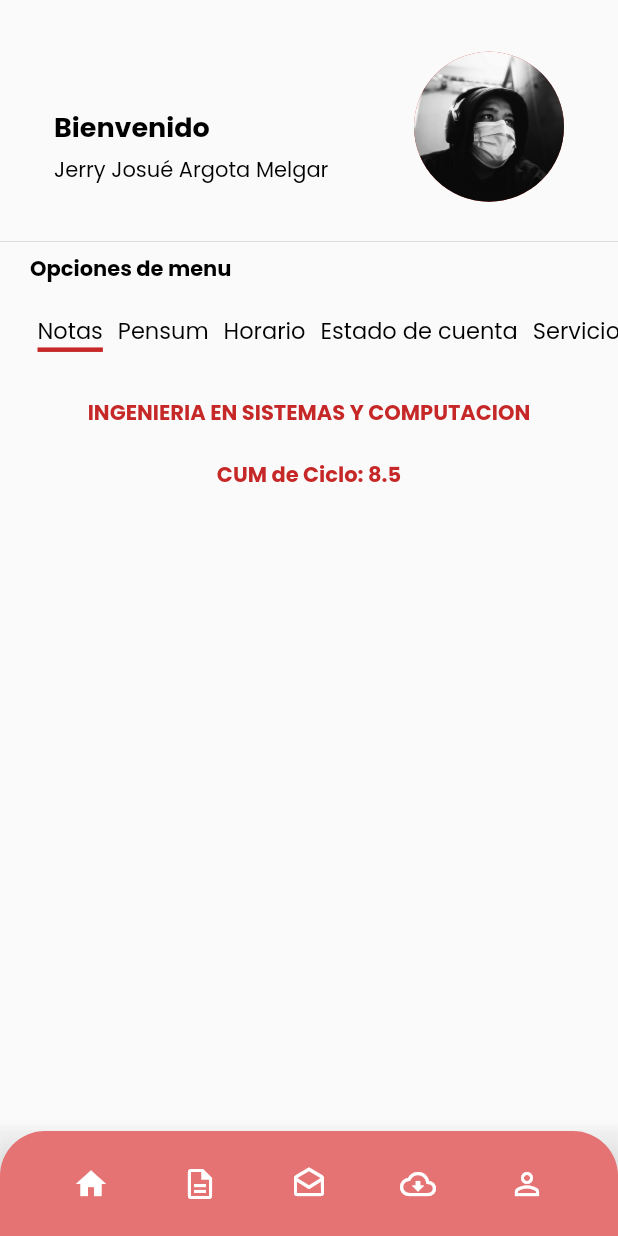
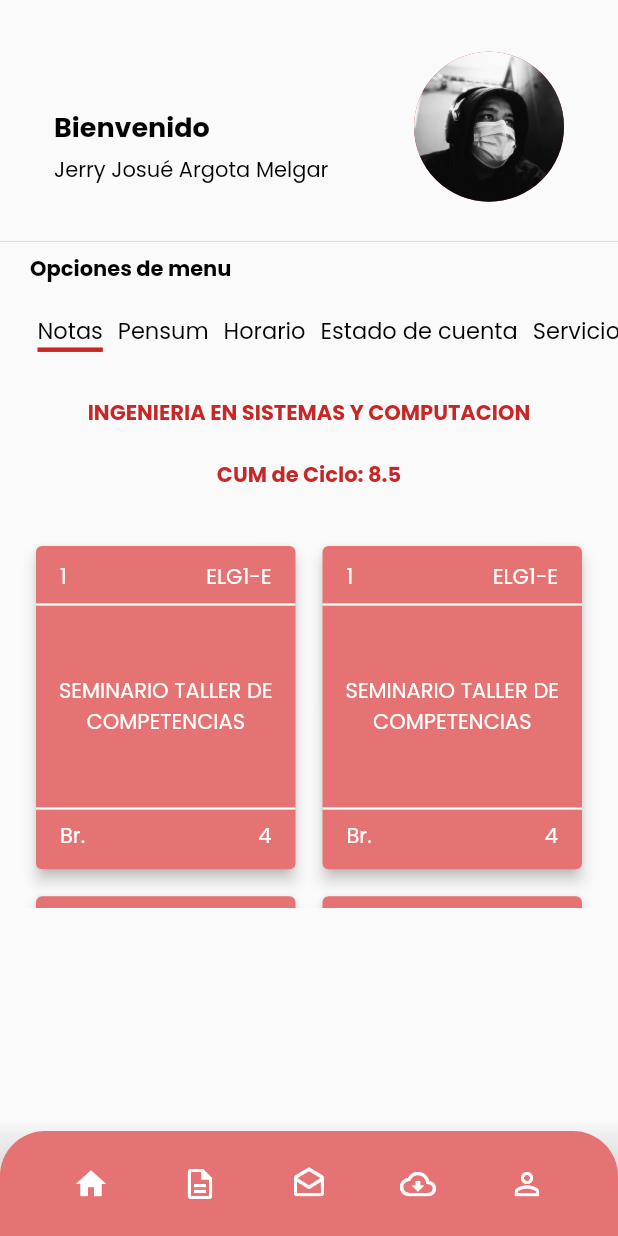
Before and after one commit to xpory/universidad, a Flutter app: the screen it shows after launch, on a phone screen of 412 x 824 dp. Run offline on Flutter 3.47's test engine with Material 2 defaults, Android fonts, the phone set to English and light mode, and no system bars; our stand-ins replace font_awesome_flutter, google_fonts, sizer.

Commit message:
Pagina inicial notas finalizada

```diff
--- /dev/null
+++ b/lib/componentes/cardsMaterias.dart
@@ -0,0 +1,51 @@
+import 'package:flutter/material.dart';
+
+class CardsMaterias extends StatelessWidget {
+
+  @override
+  Widget build(BuildContext context) {
+
+    return buildCard("1", "ELG1-E", "SEMINARIO TALLER DE COMPETENCIAS" ,"Br.", "4");
+  }
+
+
+}
+
+
+Card buildCard(numero, codigo, masteria, prerequisito, uv) {
+    return Card(
+      color: Colors.red.shade300,
+        elevation: 4.0,
+        child: Column(
+          children: [
+            Container(
+              padding: EdgeInsets.only(left: 16, right: 16, top: 10),
+              child: Row(
+                mainAxisAlignment: MainAxisAlignment.spaceBetween,
+                children: <Widget>[
+                  Text(numero, style: TextStyle(color: Colors.white),),
+                  Text(codigo, style: TextStyle(color: Colors.white),),
+                ],
+              ),
+            ),
+            Divider(color: Colors.white, indent: 0, thickness: 1.5,),
+            Container(
+              height: 120.0,
+              child: Center(
+                child: Text(masteria, textAlign: TextAlign.center,style: TextStyle(color: Colors.white,),),
+              ),
+            ),
+            Divider(color: Colors.white, indent: 0, thickness: 1.5,),
+            Container(
+              padding: EdgeInsets.only(left: 16, right: 16, bottom: 10),
+              child: Row(
+                mainAxisAlignment: MainAxisAlignment.spaceBetween,
+                children: <Widget>[
+                  Text(prerequisito, style: TextStyle(color: Colors.white),),
+                  Text(uv, style: TextStyle(color: Colors.white),),
+                ],
+              ),
+            ),
+          ],
+        ));
+  }
--- a/lib/componentes/formLogin.dart
+++ b/lib/componentes/formLogin.dart
@@ -46,6 +46,9 @@ Widget txtPassword(size) {
   return Padding(
     padding: EdgeInsets.symmetric(horizontal: size.width * 0.1, vertical: 20),
     child: TextField(
+      obscureText: true,
+      enableSuggestions: false,
+      autocorrect: false,
       decoration: InputDecoration(
           hintText: "Contraseña",
           hintStyle: TextStyle(color: Colors.grey[400], fontSize: 15),
--- a/lib/paginas/home.dart
+++ b/lib/paginas/home.dart
@@ -4,7 +4,8 @@ import 'package:universidad/componentes/opcionesMenu.dart';
 import 'package:universidad/componentes/lateralMenu.dart';
 import 'package:universidad/componentes/tituloPantalla.dart';
 import 'package:universidad/componentes/bottomMenu.dart';
-import 'package:font_awesome_flutter/font_awesome_flutter.dart';
+import 'package:universidad/componentes/cardsMaterias.dart';
+
 
 class PaginaHome extends StatelessWidget {
   const PaginaHome({Key? key}) : super(key: key);
@@ -12,7 +13,13 @@ class PaginaHome extends StatelessWidget {
   @override
   Widget build(BuildContext context) {
     return Scaffold(
-      body: ListView(
+      body: SingleChildScrollView(
+        child: Column(
+          children: <Widget>[
+            Container(
+              height: 360,
+              child: ListView(
+                scrollDirection: Axis.vertical,
                 children: <Widget>[
                   Header(),
                   OpcionesMenu(),
@@ -20,6 +27,30 @@ class PaginaHome extends StatelessWidget {
                   TituloPantalla(),
                 ],
               ),
+            ),
+            Container(
+              height: 245,
+              child: GridView.count(
+                primary: false,
+                padding: const EdgeInsets.only(left: 20, right: 20),
+                crossAxisSpacing: 10,
+                mainAxisSpacing: 10,
+                scrollDirection: Axis.vertical,
+                childAspectRatio: 0.81,
+                crossAxisCount: 2,
+                children: <Widget>[
+                  CardsMaterias(),
+                  CardsMaterias(),
+                  CardsMaterias(),
+                  CardsMaterias(),
+                  CardsMaterias(),
+
+                ],
+              ),
+            )
+          ],
+        ),
+      ),
       bottomNavigationBar: BottomBar(),
     );
   }
--- a/pubspec.yaml
+++ b/pubspec.yaml
@@ -33,6 +33,8 @@ dependencies:
   # Use with the CupertinoIcons class for iOS style icons.
   cupertino_icons: ^1.0.2
   sizer: ^2.0.15
+  flutter_svg: ^1.0.0
+  flutter_staggered_grid_view: ^0.4.1
 
 dev_dependencies:
   flutter_test:
@@ -52,7 +54,6 @@ flutter:
   # To add assets to your application, add an assets section, like this:
   assets:
     - assets/images/
-    - assets/ico/
 
   # An image asset can refer to one or more resolution-specific "variants", see
   # https://flutter.dev/assets-and-images/#resolution-aware.
```
Also changed, not shown: lib/componentes/materias.dart (+15 -52 lines), assets/images/mas.svg (added), assets/images/ver-materia.svg (added), pubspec.lock. Lines whose indentation alone changed are shown as unchanged.
